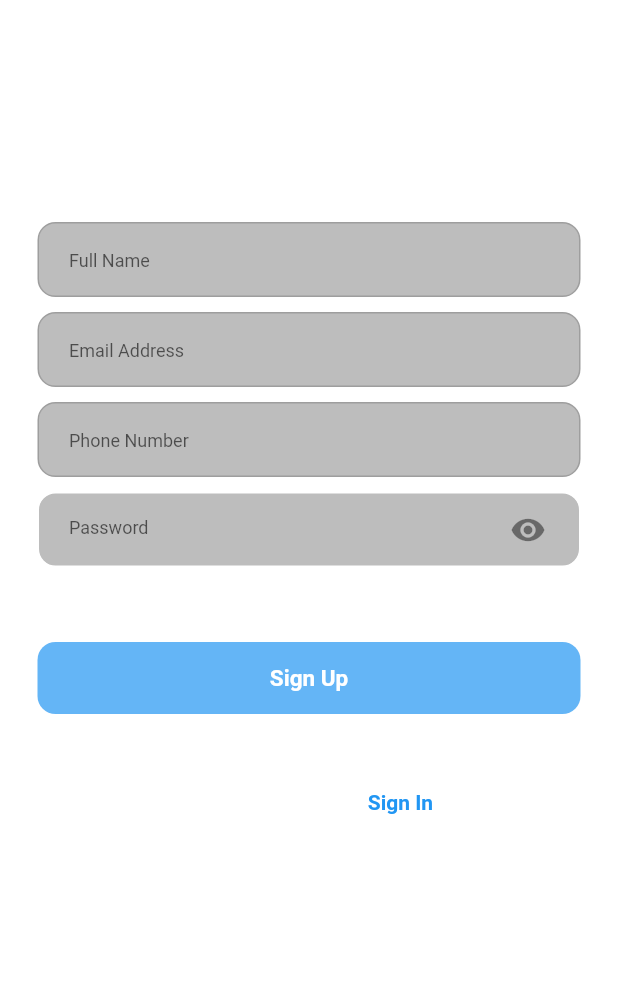
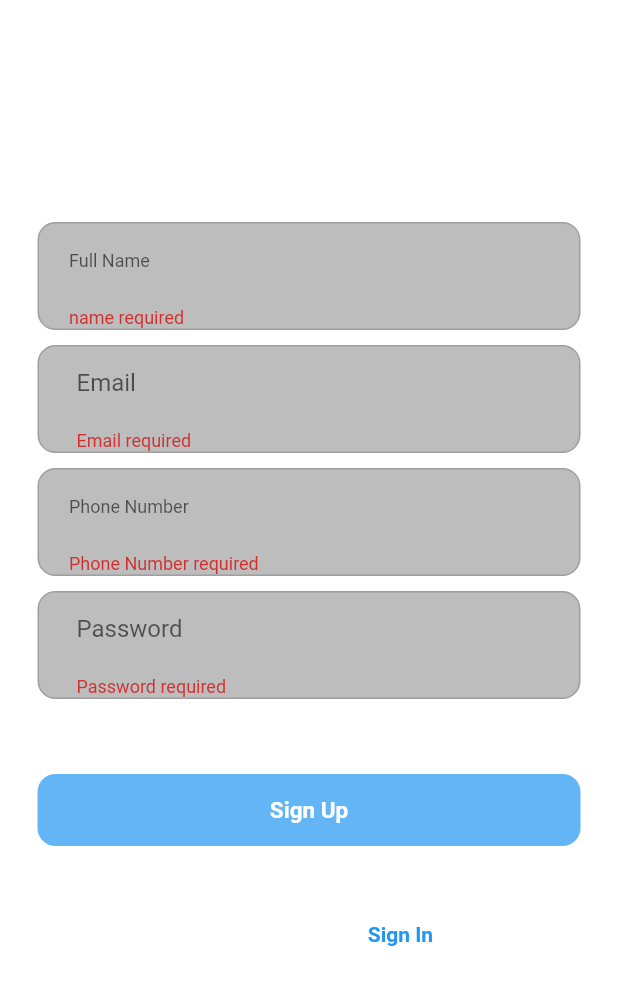
Before and after one commit to nainezz/todolist, a Flutter app: the RegisterScreen screen opened directly, after a tap on "Sign Up", on a phone screen of 412 x 824 dp. Shown: the top 985 px of the screen. Run offline on Flutter 3.47's test engine with Material 2 defaults, Android fonts, the phone set to English and light mode, and no system bars; drawn by our look-alikes of modal_progress_hud_nsn; our stand-ins replace get_storage, jiffy; accounts and stored records are empty; network calls fail.

```diff
--- a/lib/screen/login.dart
+++ b/lib/screen/login.dart
@@ -82,6 +82,7 @@ class _LoginScreenState extends State<LoginScreen> {
                               return 'Password should be a minimum of 4 characters';
                             }
                           }
+                          return null;
                         },
                         obscureText: true,
                         onChanged: (value) => password = value,
--- a/lib/screen/registration.dart
+++ b/lib/screen/registration.dart
@@ -3,26 +3,44 @@
 import 'package:flutter/material.dart';
 import 'package:flutter/src/widgets/container.dart';
 import 'package:flutter/src/widgets/framework.dart';
+import 'package:modal_progress_hud_nsn/modal_progress_hud_nsn.dart';
+import 'package:provider/provider.dart';
 
+import '../provider/user.dart';
 import 'login.dart';
 
-class RegisterScreen extends StatelessWidget {
+class RegisterScreen extends StatefulWidget {
   const RegisterScreen({super.key});
 
   @override
+  State<RegisterScreen> createState() => _RegisterScreenState();
+}
+
+class _RegisterScreenState extends State<RegisterScreen> {
+  final GlobalKey<FormState> _formKey = GlobalKey<FormState>();
+  String email = '', password = '', name = '', age = '';
+  bool isLoading = false;
+  @override
   Widget build(BuildContext context) {
     return (Scaffold(
-      backgroundColor: Color(0x181920),
+      backgroundColor: Color(0x00181920),
       appBar: AppBar(
         backgroundColor: Colors.transparent,
         elevation: 0,
       ),
-      body: Column(
+      body: Consumer<UserProvider>(builder: (context, value, _) {
+        return ModalProgressHUD(
+          inAsyncCall: isLoading,
+          child: Form(
+            key: _formKey,
+            child: Column(
               children: [
                 Text(
                   'Create new account!',
                   style: TextStyle(
-                color: Colors.white, fontSize: 20, fontWeight: FontWeight.bold),
+                      color: Colors.white,
+                      fontSize: 20,
+                      fontWeight: FontWeight.bold),
                 ),
                 SizedBox(
                   height: 10,
@@ -42,12 +60,49 @@ class RegisterScreen extends StatelessWidget {
                     ),
                     child: Padding(
                       padding: const EdgeInsets.only(left: 20.0),
-                child: TextField(
+                      child: TextFormField(
+                        validator: (value) {
+                          if (value != null) {
+                            if (value.isEmpty) return 'name required';
+                          }
+                        },
+                        onChanged: (value) => name = value,
                         decoration: InputDecoration(
                           fillColor: Colors.grey,
                           border: InputBorder.none,
                           hintText: 'Full Name',
                           hintStyle: TextStyle(fontSize: 12),
+                        ),
+                      ),
+                    ),
+                  ),
+                ),
+                const SizedBox(height: 10),
+                Padding(
+                  padding: const EdgeInsets.symmetric(horizontal: 25),
+                  child: Container(
+                    decoration: BoxDecoration(
+                      color: Colors.grey.shade400,
+                      border: Border.all(color: Colors.grey),
+                      borderRadius: BorderRadius.circular(12),
+                    ),
+                    child: Padding(
+                      padding: const EdgeInsets.symmetric(horizontal: 25),
+                      child: TextFormField(
+                        validator: (value) {
+                          if (value != null) {
+                            if (value.isEmpty) return 'Email required';
+                            if (!value.contains('@') || !value.contains('.')) {
+                              return 'Invalid Email';
+                            }
+                            if (value.length < 5) return 'Invalid Email Length';
+                          }
+                        },
+                        onChanged: (value) => email = value,
+                        decoration: const InputDecoration(
+                          fillColor: Colors.grey,
+                          border: InputBorder.none,
+                          hintText: 'Email',
                         ),
                       ),
                     ),
@@ -64,29 +119,15 @@ class RegisterScreen extends StatelessWidget {
                     ),
                     child: Padding(
                       padding: const EdgeInsets.only(left: 20.0),
-                child: TextField(
-                  decoration: InputDecoration(
-                    fillColor: Colors.grey,
-                    border: InputBorder.none,
-                    hintText: 'Email Address ',
-                    hintStyle: TextStyle(fontSize: 12),
-                  ),
-                ),
-              ),
-            ),
-          ),
-          SizedBox(height: 10),
-          Padding(
-            padding: const EdgeInsets.symmetric(horizontal: 25.0),
-            child: Container(
-              decoration: BoxDecoration(
-                color: Colors.grey.shade400,
-                border: Border.all(color: Colors.grey),
-                borderRadius: BorderRadius.circular(12),
-              ),
-              child: Padding(
-                padding: const EdgeInsets.only(left: 20.0),
-                child: TextField(
+                      child: TextFormField(
+                        validator: (value) {
+                          if (value != null) {
+                            if (value.isEmpty) return 'Phone Number required';
+                            if (value.length < 4) {
+                              return 'phone number should be a minimum of 4 characters';
+                            }
+                          }
+                        },
                         decoration: InputDecoration(
                           fillColor: Colors.grey,
                           border: InputBorder.none,
@@ -97,30 +138,32 @@ class RegisterScreen extends StatelessWidget {
                     ),
                   ),
                 ),
-          SizedBox(height: 10),
+                const SizedBox(height: 10),
                 Padding(
-            padding: const EdgeInsets.symmetric(horizontal: 25.0),
+                  padding: const EdgeInsets.symmetric(horizontal: 25),
                   child: Container(
                     decoration: BoxDecoration(
                       color: Colors.grey.shade400,
-                border: Border.all(color: Colors.white),
+                      border: Border.all(color: Colors.grey),
                       borderRadius: BorderRadius.circular(12),
                     ),
                     child: Padding(
-                padding: const EdgeInsets.only(left: 20.0),
-                child: TextField(
+                      padding: const EdgeInsets.symmetric(horizontal: 25),
+                      child: TextFormField(
+                        validator: (value) {
+                          if (value != null) {
+                            if (value.isEmpty) return 'Password required';
+                            if (value.length < 4) {
+                              return 'Password should be a minimum of 4 characters';
+                            }
+                          }
+                        },
                         obscureText: true,
-                  decoration: InputDecoration(
-                      suffixIcon: Padding(
-                        padding: EdgeInsets.only(right: 10),
-                        child: IconButton(
-                          icon: Icon(Icons.visibility),
-                          onPressed: () {},
-                        ),
-                      ),
+                        onChanged: (value) => password = value,
+                        decoration: const InputDecoration(
+                            fillColor: Colors.grey,
                             border: InputBorder.none,
-                      hintText: 'Password',
-                      hintStyle: TextStyle(fontSize: 12)),
+                            hintText: 'Password'),
                       ),
                     ),
                   ),
@@ -130,7 +173,15 @@ class RegisterScreen extends StatelessWidget {
                   padding: const EdgeInsets.symmetric(horizontal: 25.0),
                   child: InkWell(
                     borderRadius: BorderRadius.circular(12),
-              onTap: () {},
+                    onTap: () {
+                      if (_formKey.currentState!.validate()) {
+                        value.register(context,
+                            email: email,
+                            password: password,
+                            name: name,
+                            age: 20);
+                      }
+                    },
                     child: Ink(
                       padding: EdgeInsets.all(15),
                       decoration: BoxDecoration(
@@ -159,8 +210,8 @@ class RegisterScreen extends StatelessWidget {
                   children: [
                     Text(
                       " have an Account?",
-                style:
-                    TextStyle(fontWeight: FontWeight.bold, color: Colors.white),
+                      style: TextStyle(
+                          fontWeight: FontWeight.bold, color: Colors.white),
                     ),
                     TextButton(
                       child: Text(
@@ -171,14 +222,19 @@ class RegisterScreen extends StatelessWidget {
                         ),
                       ),
                       onPressed: () {
-                  Navigator.push(context,
-                      MaterialPageRoute(builder: (context) => LoginScreen()));
+                        Navigator.push(
+                            context,
+                            MaterialPageRoute(
+                                builder: (context) => LoginScreen()));
                       },
                     ),
                   ],
                 )
               ],
             ),
+          ),
+        );
+      }),
     ));
   }
 }
--- a/pubspec.yaml
+++ b/pubspec.yaml
@@ -39,6 +39,8 @@ dependencies:
 
   provider: ^6.0.3
   modal_progress_hud_nsn: ^0.3.0
+  jiffy: ^5.0.0
+  get_storage: ^2.0.3
 
 dev_dependencies:
   flutter_test:
```
Also changed, not shown: lib/main.dart (+15 -2 lines), lib/models/todo.dart (added, +17 -0 lines), lib/provider/todo.dart (added, +111 -0 lines), lib/provider/user.dart (+47 -2 lines), lib/screen/complete.dart (+15 -7 lines), lib/screen/home.dart (+45 -9 lines), pubspec.lock, 4 other files. Lines whose indentation alone changed are shown as unchanged.
